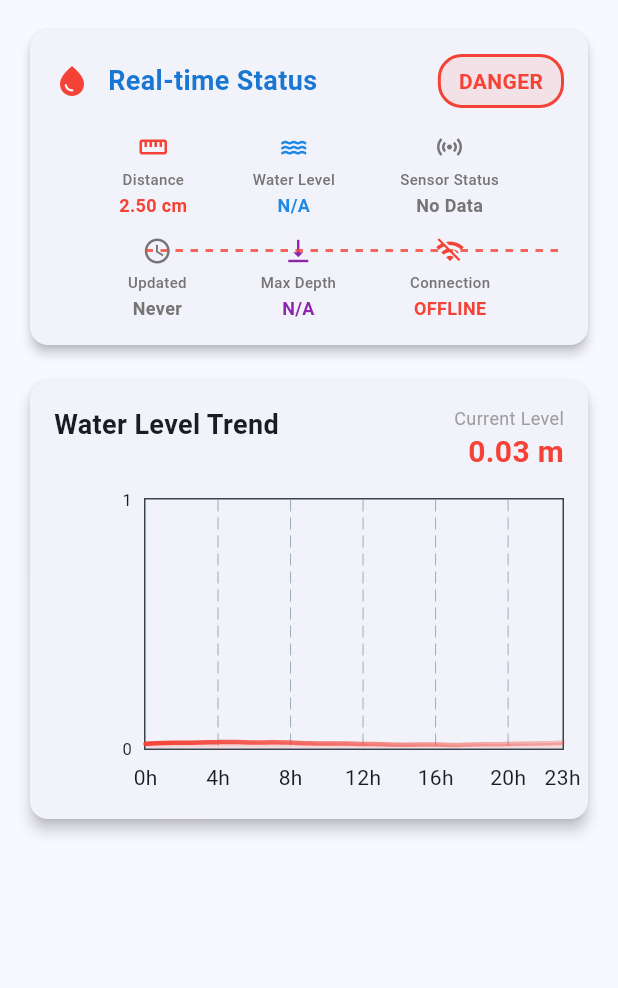
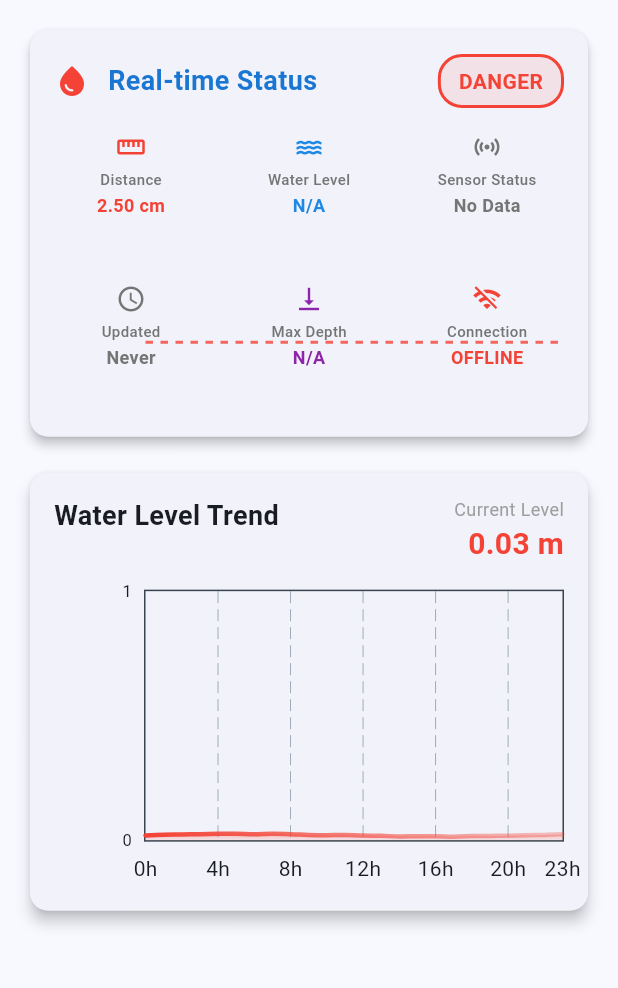
Before and after one commit to AlienWolfX/HydroAlert, a Flutter app: the screen it shows after launch, on a phone screen of 412 x 824 dp, the part 84-1072 px from its top. Run offline on Flutter 3.47's test engine with Material 3 defaults, Android fonts, the phone set to English and light mode, and no system bars; drawn by our look-alikes of fl_chart; our stand-ins replace flutter_local_notifications, shared_preferences; missing offline and left inert: network_info_plus.

Commit message:
feat: Refactor real-time status display to use a grid layout for improved UI

```diff
--- a/lib/main.dart
+++ b/lib/main.dart
@@ -520,8 +520,14 @@ class _WaterLevelMonitorState extends State<WaterLevelMonitor> {
                       ],
                     ),
                     const SizedBox(height: 16),
-                    Row(
-                      mainAxisAlignment: MainAxisAlignment.spaceEvenly,
+                    // Grid layout for real-time status items
+                    GridView.count(
+                      shrinkWrap: true,
+                      physics: const NeverScrollableScrollPhysics(),
+                      crossAxisCount: 3,
+                      childAspectRatio: 1.2,
+                      mainAxisSpacing: 16,
+                      crossAxisSpacing: 16,
                       children: [
                         _buildRealTimeItem(
                           'Distance',
@@ -603,12 +609,6 @@ class _WaterLevelMonitorState extends State<WaterLevelMonitor> {
                               ? _getSensorStatusColor(latestReading!.status)
                               : Colors.grey[600]!,
                         ),
-                      ],
-                    ),
-                    const SizedBox(height: 12),
-                    Row(
-                      mainAxisAlignment: MainAxisAlignment.spaceEvenly,
-                      children: [
                         _buildRealTimeItem(
                           'Updated',
                           () {
```
